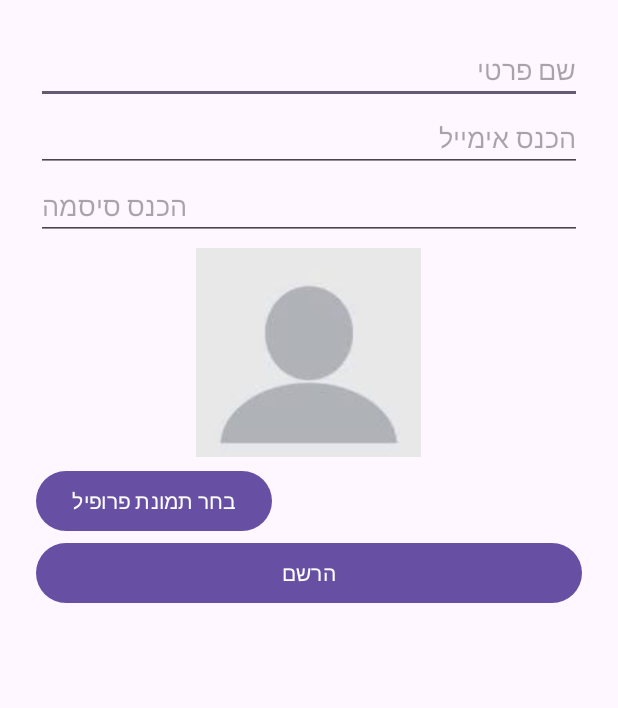
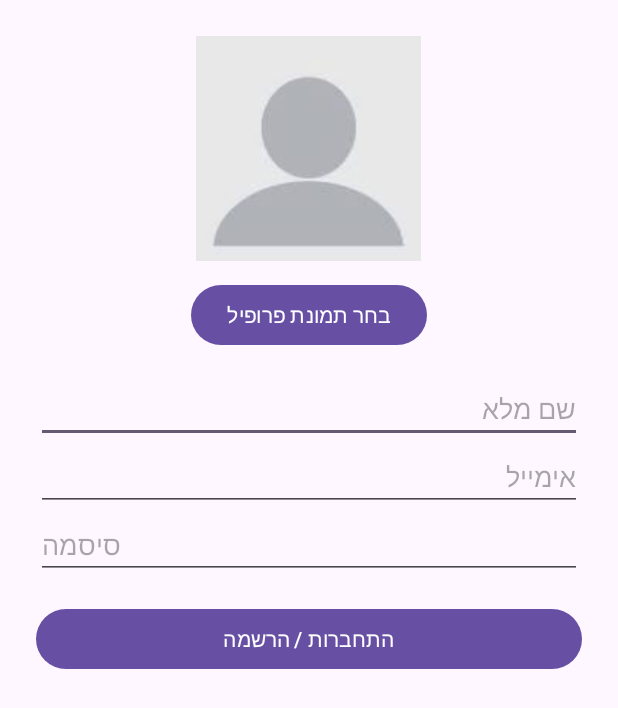
Before and after one commit to inbal16/ticktacktoeinbal, an Android app: the screen it shows after launch (LoginActivity), on a phone screen of 412 x 824 dp. Shown: the top 708 px of the screen. Run offline under Robolectric (Android 15) with nearby library versions, the phone set to English and light mode, and no system bars; our stand-ins replace Firebase (no records; nobody signed in at launch, a user with empty details on screens opened directly).

```diff
--- a/app/src/main/AndroidManifest.xml
+++ b/app/src/main/AndroidManifest.xml
@@ -3,6 +3,9 @@
     xmlns:tools="http://schemas.android.com/tools">
     <uses-permission android:name="android.permission.READ_EXTERNAL_STORAGE" />
     <uses-permission android:name="android.permission.READ_MEDIA_IMAGES" />
+
+
+
 
     <application
         android:allowBackup="true"
--- a/app/src/main/java/inbal/dolev/ticktacktoeinbal/LoginActivity.java
+++ b/app/src/main/java/inbal/dolev/ticktacktoeinbal/LoginActivity.java
@@ -2,22 +2,19 @@ package inbal.dolev.ticktacktoeinbal;
 
 import static inbal.dolev.ticktacktoeinbal.FBRef.refAuth;
 
-import android.annotation.SuppressLint;
+import android.Manifest;
 import android.content.Intent;
+import android.content.pm.PackageManager;
 import android.net.Uri;
+import android.os.Build;
 import android.os.Bundle;
-import android.view.View;
-import android.widget.Button;
-import android.widget.EditText;
-import android.widget.ImageView;
-import android.widget.TextView;
+import android.widget.*;
 
-import androidx.annotation.NonNull;
 import androidx.annotation.Nullable;
 import androidx.appcompat.app.AppCompatActivity;
+import androidx.core.app.ActivityCompat;
+import androidx.core.content.ContextCompat;
 
-import com.google.android.gms.tasks.OnCompleteListener;
-import com.google.android.gms.tasks.Task;
 import com.google.firebase.auth.AuthResult;
 import com.google.firebase.auth.FirebaseUser;
 import com.google.firebase.storage.StorageReference;
@@ -26,59 +23,67 @@ public class LoginActivity extends AppCompatActivity {
 
     private static final int IMAGE_PICK_CODE = 1000;
     private Uri selectedImageUri;
+
+    private EditText eTName, eTEmail, eTPass;
     private ImageView profileImageView;
+    private TextView tVMsg;
 
-    EditText  eTName,   eTEmail, eTPass;
-    View btnRegister;
-    TextView tVMsg;
-   // FirebaseAuth mAuth;
-
-
-      @SuppressLint("MissingInflatedId")
     @Override
     protected void onCreate(Bundle savedInstanceState) {
         super.onCreate(savedInstanceState);
         setContentView(R.layout.activity_login);
+
+        // 🛡️ בקשת הרשאות לגישה לתמונות
+        if (Build.VERSION.SDK_INT >= Build.VERSION_CODES.TIRAMISU) {
+            if (ContextCompat.checkSelfPermission(this, Manifest.permission.READ_MEDIA_IMAGES)
+                    != PackageManager.PERMISSION_GRANTED) {
+                ActivityCompat.requestPermissions(this,
+                        new String[]{Manifest.permission.READ_MEDIA_IMAGES}, 123);
+            }
+        } else {
+            if (ContextCompat.checkSelfPermission(this, Manifest.permission.READ_EXTERNAL_STORAGE)
+                    != PackageManager.PERMISSION_GRANTED) {
+                ActivityCompat.requestPermissions(this,
+                        new String[]{Manifest.permission.READ_EXTERNAL_STORAGE}, 123);
+            }
+        }
+
+        // 🎯 קישור ל־Views
         eTName = findViewById(R.id.eTName);
         eTEmail = findViewById(R.id.eTEmail);
         eTPass = findViewById(R.id.eTPass);
-        btnRegister = findViewById(R.id.btnRegister);
+        profileImageView = findViewById(R.id.profileImageView);
+        Button btnSelectImage = findViewById(R.id.btnSelectImage);
+        Button btnRegister = findViewById(R.id.btnRegister);
         tVMsg = findViewById(R.id.tVMsg);
 
-
-        profileImageView = findViewById(R.id.profilePreview);
-        Button btnSelectImage = findViewById(R.id.btnSelectImage);
-
+        // 📸 פתיחת גלריה
         btnSelectImage.setOnClickListener(v -> {
-              Intent intent = new Intent(Intent.ACTION_GET_CONTENT);
-              intent.setType("image/*");
-              intent.addCategory(Intent.CATEGORY_OPENABLE);
+            Intent intent = new Intent(Intent.ACTION_PICK, android.provider.MediaStore.Images.Media.EXTERNAL_CONTENT_URI);
             startActivityForResult(intent, IMAGE_PICK_CODE);
-
         });
 
-          btnRegister.setOnClickListener(new View.OnClickListener() {
-              @Override
-              public void onClick(View v) {
-                  registerUser();
+        // 🔐 התחברות או רישום לפי מצב
+        btnRegister.setOnClickListener(v -> loginOrRegisterUser());
     }
-          });
-      }
+
+    // ✨ בחירת תמונה וחזרה
     @Override
     protected void onActivityResult(int requestCode, int resultCode, @Nullable Intent data) {
         super.onActivityResult(requestCode, resultCode, data);
+
         if (requestCode == IMAGE_PICK_CODE && resultCode == RESULT_OK && data != null) {
             selectedImageUri = data.getData();
             profileImageView.setImageURI(selectedImageUri);
         }
     }
 
-    private void registerUser() {
+    private void loginOrRegisterUser() {
         String name = eTName.getText().toString().trim();
         String email = eTEmail.getText().toString().trim();
         String password = eTPass.getText().toString().trim();
 
-        if ( name.isEmpty() ||email.isEmpty() || password.isEmpty()) {
+        if (name.isEmpty() || email.isEmpty() || password.isEmpty()) {
             tVMsg.setText("יש למלא את כל השדות");
             return;
         }
@@ -89,47 +94,50 @@ public class LoginActivity extends AppCompatActivity {
         }
 
         if (password.length() < 6) {
-            tVMsg.setText("הסיסמה חייבת להכיל לפחות 6 תווים");
+            tVMsg.setText("הסיסמה חייבת לפחות 6 תווים");
             return;
         }
 
-        // קריאה ל-Firebase
+        // 🔓 נסיון התחברות
+        refAuth.signInWithEmailAndPassword(email, password)
+                .addOnCompleteListener(task -> {
+                    if (task.isSuccessful()) {
+                        moveToMain();
+                    } else {
+                        // 🆕 רישום חדש
                         refAuth.createUserWithEmailAndPassword(email, password)
-                .addOnCompleteListener(this, new OnCompleteListener<AuthResult>() {
-                    @Override
-                    public void onComplete(@NonNull Task<AuthResult> task) {
-                        if (task.isSuccessful()) {
-                            FirebaseUser user = FBRef.refAuth.getCurrentUser();
+                                .addOnCompleteListener(regTask -> {
+                                    if (regTask.isSuccessful()) {
+                                        FirebaseUser user = refAuth.getCurrentUser();
                                         String uid = user.getUid();
-                            String name = eTName.getText().toString().trim();
-                            String email = eTEmail.getText().toString().trim();
 
-                            Player newPlayer = new Player(uid, name, email, 0);
-                            FBRef.refPlayers.child(uid).setValue(newPlayer);
+                                        Player player = new Player(uid, name, email, 0);
+                                        FBRef.refPlayers.child(uid).setValue(player);
 
-// בדוק אם תמונה נבחרה
+                                        // ⬆️ העלאת תמונה
                                         if (selectedImageUri != null) {
                                             StorageReference imageRef = FBRef.refProfileImages.child(uid + ".jpg");
                                             imageRef.putFile(selectedImageUri)
-                                        .addOnSuccessListener(taskSnapshot -> {
+                                                    .addOnSuccessListener(snapshot -> {
                                                         imageRef.getDownloadUrl().addOnSuccessListener(uri -> {
-                                                String imageUrl = uri.toString();
-                                                FBRef.refPlayers.child(uid).child("profileImageUrl").setValue(imageUrl);
+                                                            String url = uri.toString();
+                                                            FBRef.refPlayers.child(uid).child("profileImageUrl").setValue(url);
                                                         });
                                                     });
                                         }
 
+                                        moveToMain();
+                                    } else {
+                                        tVMsg.setText("שגיאה: " + regTask.getException().getMessage());
+                                    }
+                                });
+                    }
+                });
+    }
 
-                            // המשך הניווט ל-MainActivity
+    private void moveToMain() {
         Intent intent = new Intent(LoginActivity.this, MainActivity.class);
         startActivity(intent);
         finish();
     }
-
-                    else {
-                            tVMsg.setText("שגיאה: " + task.getException().getMessage());
 }
-                    }
-                });
-    }
-}
--- a/app/src/main/res/layout/activity_login.xml
+++ b/app/src/main/res/layout/activity_login.xml
@@ -1,57 +1,64 @@
 <?xml version="1.0" encoding="utf-8"?>
-<LinearLayout xmlns:android="http://schemas.android.com/apk/res/android"
-    xmlns:app="http://schemas.android.com/apk/res-auto"
-    xmlns:tools="http://schemas.android.com/tools"
-    android:id="@+id/main"
+<ScrollView xmlns:android="http://schemas.android.com/apk/res/android"
     android:layout_width="match_parent"
-    android:layout_height="match_parent"
+    android:layout_height="match_parent">
+
+    <LinearLayout
         android:orientation="vertical"
         android:padding="24dp"
-    tools:context=".LoginActivity">
+        android:gravity="center"
+        android:layout_width="match_parent"
+        android:layout_height="wrap_content">
+
+        <ImageView
+            android:id="@+id/profileImageView"
+            android:layout_width="150dp"
+            android:layout_height="150dp"
+            android:scaleType="centerCrop"
+            android:src="@drawable/ic_person"
+            android:layout_marginBottom="12dp" />
+
+        <Button
+            android:id="@+id/btnSelectImage"
+            android:text="בחר תמונת פרופיל"
+            android:layout_width="wrap_content"
+            android:layout_height="wrap_content"
+            android:layout_marginBottom="16dp" />
+
         <EditText
             android:id="@+id/eTName"
+            android:hint="שם מלא"
             android:layout_width="match_parent"
-        android:layout_height="wrap_content"
-        android:hint="שם פרטי"
-        android:inputType="textPersonName" />
+            android:layout_height="wrap_content" />
+
         <EditText
             android:id="@+id/eTEmail"
+            android:hint="אימייל"
+            android:inputType="textEmailAddress"
             android:layout_width="match_parent"
-        android:layout_height="wrap_content"
-        android:hint="הכנס אימייל"
-        android:inputType="textEmailAddress" />
+            android:layout_height="wrap_content" />
 
         <EditText
             android:id="@+id/eTPass"
+            android:hint="סיסמה"
+            android:inputType="textPassword"
             android:layout_width="match_parent"
             android:layout_height="wrap_content"
-        android:hint="הכנס סיסמה"
-        android:inputType="textPassword" />
-    <ImageView
-        android:id="@+id/profilePreview"
-        android:layout_width="150dp"
-        android:layout_height="150dp"
-        android:layout_gravity="center"
-        android:src="@drawable/ic_person" />
-
-    <Button
-        android:id="@+id/btnSelectImage"
-        android:layout_width="wrap_content"
-        android:layout_height="wrap_content"
-        android:text="בחר תמונת פרופיל" />
+            android:layout_marginBottom="16dp" />
 
         <Button
             android:id="@+id/btnRegister"
+            android:text="התחברות / הרשמה"
             android:layout_width="match_parent"
-        android:layout_height="wrap_content"
-        android:text="הרשם" />
+            android:layout_height="wrap_content" />
 
         <TextView
             android:id="@+id/tVMsg"
+            android:textColor="#FF0000"
+            android:textSize="14sp"
             android:layout_width="match_parent"
             android:layout_height="wrap_content"
-        android:text=""
-        android:textColor="#FF0000"
-        android:paddingTop="16dp"
-        android:textSize="16sp"/>
+            android:layout_marginTop="12dp" />
+
     </LinearLayout>
+</ScrollView>
```
Lines whose indentation alone changed are shown as unchanged.
